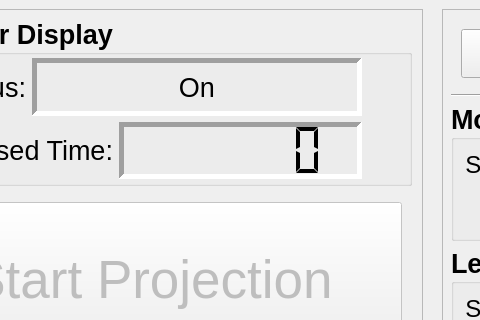
Above: src/jetsonDisplay/spaceCalMW.ui from twaddellberkeley/SpaceCAL before the change; both pictures show x 127 to 607 and y 0 to 320 of the 1024 by 600 pixel window. Below: the same form after it.
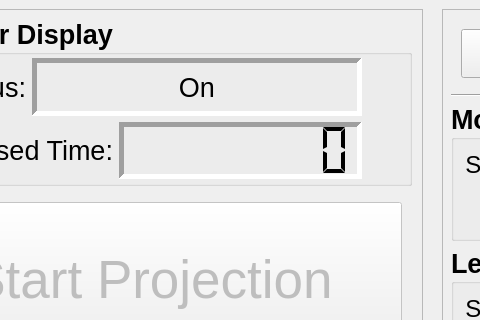
That is the form after the change.

Diff of the .ui file:
```diff
--- a/src/jetsonDisplay/spaceCalMW.ui
+++ b/src/jetsonDisplay/spaceCalMW.ui
@@ -187,7 +187,7 @@
                <number>5</number>
               </property>
               <property name="digitCount">
-               <number>6</number>
+               <number>8</number>
               </property>
               <property name="segmentStyle">
                <enum>QLCDNumber::Flat</enum>
```
